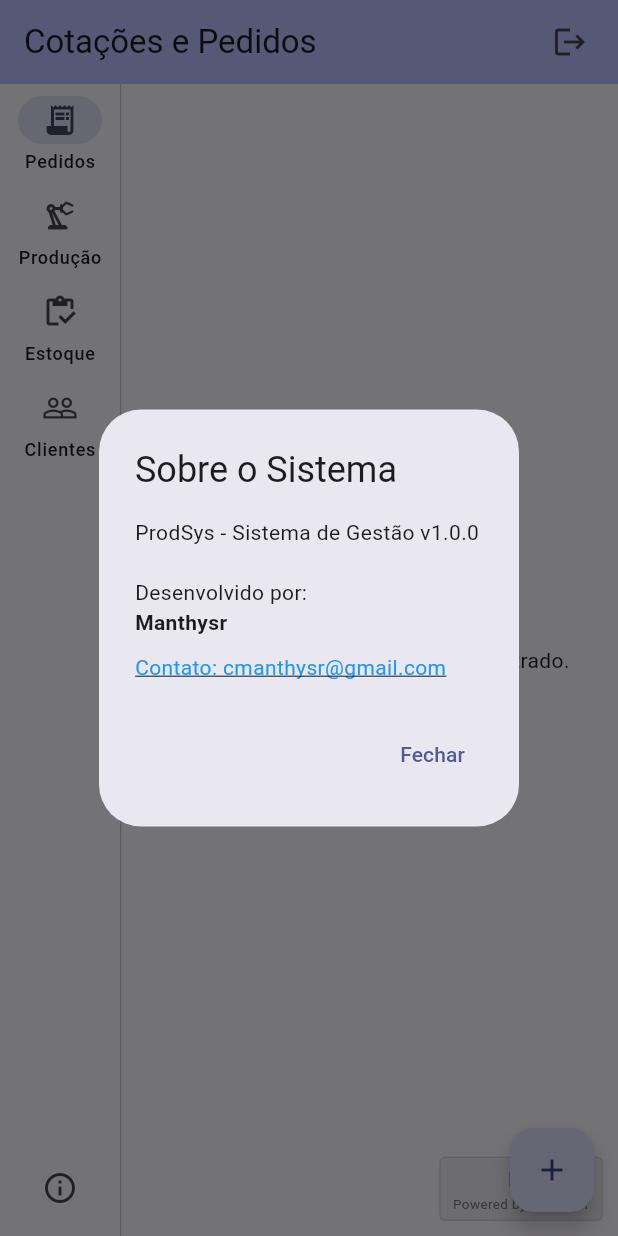
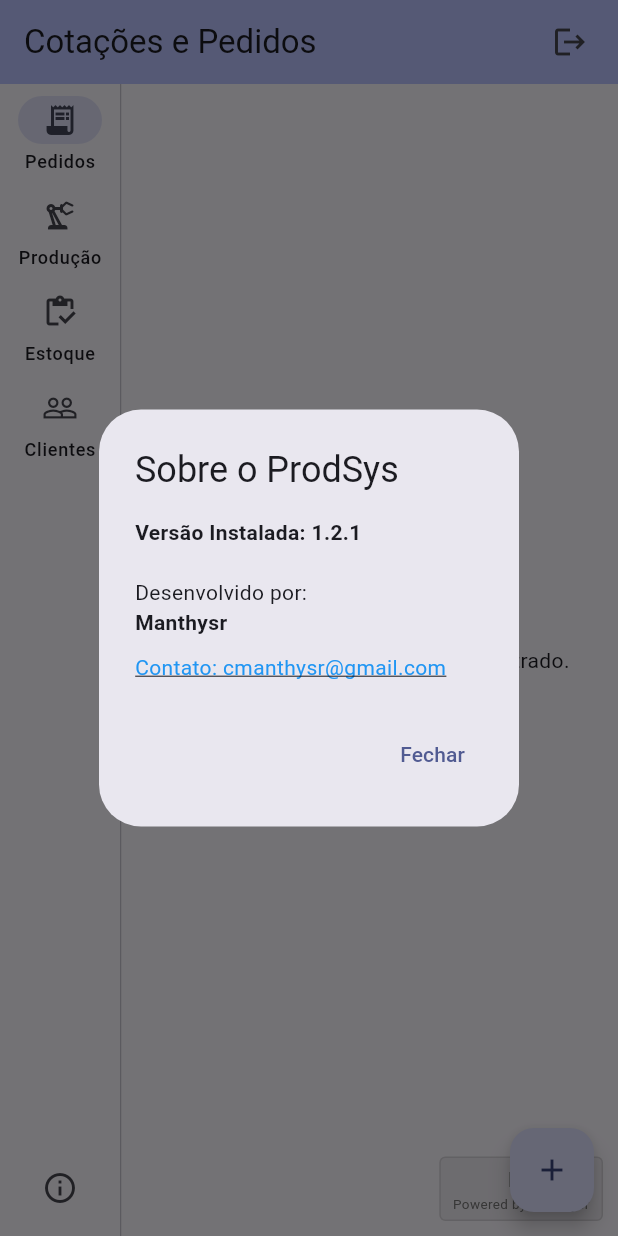
Before and after one commit to manthys/prodsys-releases, a Flutter app: the screen it shows once a user with an empty profile is signed in, after a tap on the "info outline" icon, on a phone screen of 412 x 824 dp. Run offline on Flutter 3.47's test engine with Material 3 defaults, Android fonts, the phone set to English and light mode, and no system bars; our stand-ins replace cloud_firestore, file_picker, firebase_auth, firebase_core, firebase_storage, mask_text_input_formatter and 4 more; missing offline and left inert: auto_updater, version; accounts and stored records are empty; network calls fail; statements that could not run were skipped.

Commit message:
Versão 1.2.1: Corrige loop de atualização

```diff
--- a/lib/main.dart
+++ b/lib/main.dart
@@ -8,7 +8,13 @@
 import 'screens/main_screen.dart';
 import 'services/auth_service.dart';
 import 'package:firebase_auth/firebase_auth.dart';
+
+// Imports para o atualizador
+import 'package:http/http.dart' as http;
+import 'dart:convert';
+import 'package:package_info_plus/package_info_plus.dart';
 import 'package:auto_updater/auto_updater.dart';
+import 'package:version/version.dart';
 
 void main() async {
   WidgetsFlutterBinding.ensureInitialized();
@@ -52,24 +58,103 @@
 
 class _AuthWrapperState extends State<AuthWrapper> {
   final AuthService authService = AuthService();
+  bool _isCheckingForUpdate = false; // Trava para evitar múltiplas verificações
 
   @override
   void initState() {
     super.initState();
-    // Inicia a verificação de atualização assim que o app começa
-    _checkForUpdates();
+    _initiateUpdateCheck();
+  }
+
+  void _initiateUpdateCheck() {
+    // Adiciona um atraso para dar tempo ao app de se estabilizar
+    Future.delayed(const Duration(seconds: 5), () {
+      if (mounted) {
+        _checkForUpdates();
+      }
+    });
   }
 
   Future<void> _checkForUpdates() async {
-    // IMPORTANTE: Substitua com seu usuário e repositório do GitHub
+    // Se já estiver verificando, não faz nada
+    if (_isCheckingForUpdate) return;
+    setState(() => _isCheckingForUpdate = true);
+
     const String githubUser = 'manthys';
     const String repoName = 'prodsys-releases';
+    final url = Uri.parse('https://api.github.com/repos/$githubUser/$repoName/releases/latest');
 
-    // ===== URL ATUALIZADA PARA APONTAR PARA O APPCAST.XML DA ÚLTIMA VERSÃO =====
-    final String feedURL = 'https://github.com/$githubUser/$repoName/releases/latest/download/appcast.xml';
+    try {
+      final PackageInfo packageInfo = await PackageInfo.fromPlatform();
+      String currentVersionStr = packageInfo.version;
 
-    await autoUpdater.setFeedURL(feedURL);
-    await autoUpdater.checkForUpdates();
+      final response = await http.get(url);
+      if (response.statusCode == 200) {
+        final json = jsonDecode(response.body);
+        final latestVersionStr = (json['tag_name'] as String).replaceAll('v', '');
+
+        if (json['assets'] != null && (json['assets'] as List).isNotEmpty) {
+          final downloadUrl = json['assets'][0]['browser_download_url'];
+
+          final currentVersion = Version.parse(currentVersionStr);
+          final latestVersion = Version.parse(latestVersionStr);
+
+          print('--- Verificação de Atualização ---');
+          print('Versão Instalada: $currentVersion');
+          print('Última Versão no GitHub: $latestVersion');
+
+          if (latestVersion > currentVersion) {
+            print('Nova versão encontrada! Mostrando diálogo...');
+            _showUpdateDialog(latestVersionStr, downloadUrl);
+          } else {
+            print('O software já está atualizado.');
+          }
+        }
+      }
+    } catch (e) {
+      print('Erro ao verificar atualização: $e');
+    } finally {
+      if(mounted) {
+        setState(() => _isCheckingForUpdate = false);
+      }
+    }
+  }
+
+  void _showUpdateDialog(String newVersion, String downloadUrl) async {
+    // ===== VERIFICAÇÃO DE SEGURANÇA FINAL =====
+    // Re-verifica a versão do pacote imediatamente antes de mostrar o diálogo
+    final packageInfo = await PackageInfo.fromPlatform();
+    if (packageInfo.version == newVersion) {
+      print('VERIFICAÇÃO FINAL: A versão já é a mais recente. Abortando diálogo de atualização.');
+      return; // Aborta a exibição do pop-up se a versão já for a correta.
+    }
+
+    if (!mounted) return;
+    showDialog(
+      context: context,
+      barrierDismissible: false,
+      builder: (context) {
+        return AlertDialog(
+          title: const Text('Atualização Disponível!'),
+          content: Text('Uma nova versão ($newVersion) do ProdSys está disponível. Deseja baixar e instalar agora?'),
+          actions: [
+            TextButton(
+              onPressed: () => Navigator.of(context).pop(),
+              child: const Text('Depois'),
+            ),
+            ElevatedButton(
+              onPressed: () async {
+                final feedURL = 'https://github.com/manthys/prodsys-releases/releases/latest/download/appcast.xml';
+                await autoUpdater.setFeedURL(feedURL);
+                await autoUpdater.checkForUpdates(inBackground: false);
+                Navigator.of(context).pop();
+              },
+              child: const Text('Atualizar Agora'),
+            ),
+          ],
+        );
+      },
+    );
   }
 
   @override
--- a/lib/screens/main_screen.dart
+++ b/lib/screens/main_screen.dart
@@ -1,6 +1,7 @@
 // lib/screens/main_screen.dart
 
 import 'package:flutter/material.dart';
+import 'package:package_info_plus/package_info_plus.dart'; // <-- NOVO IMPORT
 import 'package:url_launcher/url_launcher.dart';
 import '../models/client_model.dart';
 import '../models/expense_model.dart';
@@ -39,12 +40,14 @@
   String _userRole = 'employee';
   bool _isLoadingRole = true;
 
+  // ... (listas de telas e títulos permanecem as mesmas)
   final List<Widget> _adminScreens = const [DashboardScreen(), OrdersScreen(), ProductionScreen(), StockScreen(), ClientsScreen(), ProductsScreen(), MoldsScreen(), ExpensesScreen(), ManageUsersScreen(), SettingsScreen()];
   final List<String> _adminTitles = const ['Dashboard', 'Cotações e Pedidos', 'Produção Diária', 'Controle de Estoque', 'Clientes', 'Catálogo de Produtos', 'Gerenciar Formas', 'Controle de Gastos', 'Gerenciar Usuários', 'Configurações da Empresa'];
   final List<NavigationRailDestination> _adminDestinations = const [NavigationRailDestination(icon: Icon(Icons.dashboard_outlined), selectedIcon: Icon(Icons.dashboard), label: Text('Dashboard')), NavigationRailDestination(icon: Icon(Icons.receipt_long_outlined), selectedIcon: Icon(Icons.receipt_long), label: Text('Pedidos')), NavigationRailDestination(icon: Icon(Icons.precision_manufacturing_outlined), selectedIcon: Icon(Icons.precision_manufacturing), label: Text('Produção')), NavigationRailDestination(icon: Icon(Icons.inventory_outlined), selectedIcon: Icon(Icons.inventory), label: Text('Estoque')), NavigationRailDestination(icon: Icon(Icons.people_outline), selectedIcon: Icon(Icons.people), label: Text('Clientes')), NavigationRailDestination(icon: Icon(Icons.style_outlined), selectedIcon: Icon(Icons.style), label: Text('Produtos')), NavigationRailDestination(icon: Icon(Icons.handyman_outlined), selectedIcon: Icon(Icons.handyman), label: Text('Formas')), NavigationRailDestination(icon: Icon(Icons.money_off_outlined), selectedIcon: Icon(Icons.money_off), label: Text('Gastos')), NavigationRailDestination(icon: Icon(Icons.manage_accounts_outlined), selectedIcon: Icon(Icons.manage_accounts), label: Text('Usuários')), NavigationRailDestination(icon: Icon(Icons.settings_outlined), selectedIcon: Icon(Icons.settings), label: Text('Ajustes'))];
   final List<Widget> _employeeScreens = const [OrdersScreen(), ProductionScreen(), StockScreen(), ClientsScreen()];
   final List<String> _employeeTitles = const ['Cotações e Pedidos', 'Produção Diária', 'Controle de Estoque', 'Clientes'];
   final List<NavigationRailDestination> _employeeDestinations = const [NavigationRailDestination(icon: Icon(Icons.receipt_long_outlined), selectedIcon: Icon(Icons.receipt_long), label: Text('Pedidos')), NavigationRailDestination(icon: Icon(Icons.precision_manufacturing_outlined), selectedIcon: Icon(Icons.precision_manufacturing), label: Text('Produção')), NavigationRailDestination(icon: Icon(Icons.inventory_outlined), selectedIcon: Icon(Icons.inventory), label: Text('Estoque')), NavigationRailDestination(icon: Icon(Icons.people_outline), selectedIcon: Icon(Icons.people), label: Text('Clientes'))];
+
 
   @override
   void initState() {
@@ -67,10 +70,45 @@
     }
   }
 
-  void _showAboutDialog(BuildContext context) {
-    showDialog(context: context, builder: (context) => AlertDialog(title: const Text('Sobre o Sistema'), content: Column(mainAxisSize: MainAxisSize.min, crossAxisAlignment: CrossAxisAlignment.start, children: [const Text('ProdSys - Sistema de Gestão v1.0.0'), const SizedBox(height: 20), const Text('Desenvolvido por:'), Text('Manthysr', style: TextStyle(fontWeight: FontWeight.bold)), const SizedBox(height: 10), InkWell(child: Text('Contato: cmanthysr@gmail.com', style: TextStyle(color: Colors.blue, decoration: TextDecoration.underline)), onTap: () => launchUrl(Uri.parse('mailto:cmanthysr@gmail.com')))]), actions: [TextButton(onPressed: () => Navigator.of(context).pop(), child: const Text('Fechar'))]));
+  // ===== FUNÇÃO "SOBRE" ATUALIZADA =====
+  void _showAboutDialog(BuildContext context) async {
+    // Busca a informação da versão atual do pacote
+    final packageInfo = await PackageInfo.fromPlatform();
+    final version = packageInfo.version;
+
+    showDialog(
+      context: context,
+      builder: (context) => AlertDialog(
+        title: const Text('Sobre o ProdSys'),
+        content: Column(
+          mainAxisSize: MainAxisSize.min,
+          crossAxisAlignment: CrossAxisAlignment.start,
+          children: [
+            Text('Versão Instalada: $version', style: TextStyle(fontWeight: FontWeight.bold)),
+            const SizedBox(height: 20),
+            const Text('Desenvolvido por:'),
+            const Text('Manthysr', style: TextStyle(fontWeight: FontWeight.bold)),
+            const SizedBox(height: 10),
+            InkWell(
+              child: Text(
+                'Contato: cmanthysr@gmail.com',
+                style: TextStyle(color: Colors.blue, decoration: TextDecoration.underline),
+              ),
+              onTap: () => launchUrl(Uri.parse('mailto:cmanthysr@gmail.com')),
+            ),
+          ],
+        ),
+        actions: [
+          TextButton(
+            onPressed: () => Navigator.of(context).pop(),
+            child: const Text('Fechar'),
+          ),
+        ],
+      ),
+    );
   }
 
+  // ... (o resto do arquivo, incluindo _buildFab e o método build, continua igual)
   Widget? _buildFab(BuildContext fabContext) {
     final bool isAdmin = _userRole == 'admin';
     String? tooltip;
@@ -92,7 +130,6 @@
     }
     return null;
   }
-
   @override
   Widget build(BuildContext context) {
     final bool isAdmin = _userRole == 'admin';
@@ -166,7 +203,6 @@
             ],
           ),
 
-          // ===== ASSINATURA UNIFICADA NO CANTO INFERIOR DIREITO =====
           Positioned(
             bottom: 10,
             right: 10,
--- a/pubspec.yaml
+++ b/pubspec.yaml
@@ -16,7 +16,7 @@
 # https://developer.apple.com/library/archive/documentation/General/Reference/InfoPlistKeyReference/Articles/CoreFoundationKeys.html
 # In Windows, build-name is used as the major, minor, and patch parts
 # of the product and file versions while build-number is used as the build suffix.
-version: 1.2.0+3
+version: 1.2.1+4
 
 environment:
     sdk: '>=3.2.0 <4.0.0'
@@ -55,6 +55,7 @@
   rxdart: ^0.28.0
   package_info_plus: ^8.0.0
   auto_updater: ^1.0.0
+  version: ^3.0.2
 
 dev_dependencies:
   flutter_test:
```
Also changed, not shown: pubspec.lock, 1 other file.
